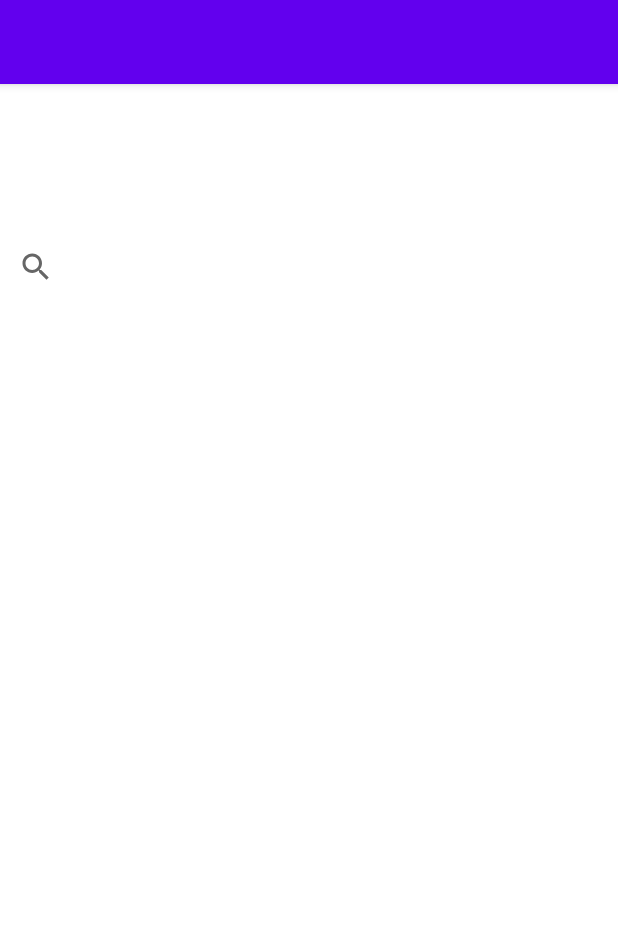
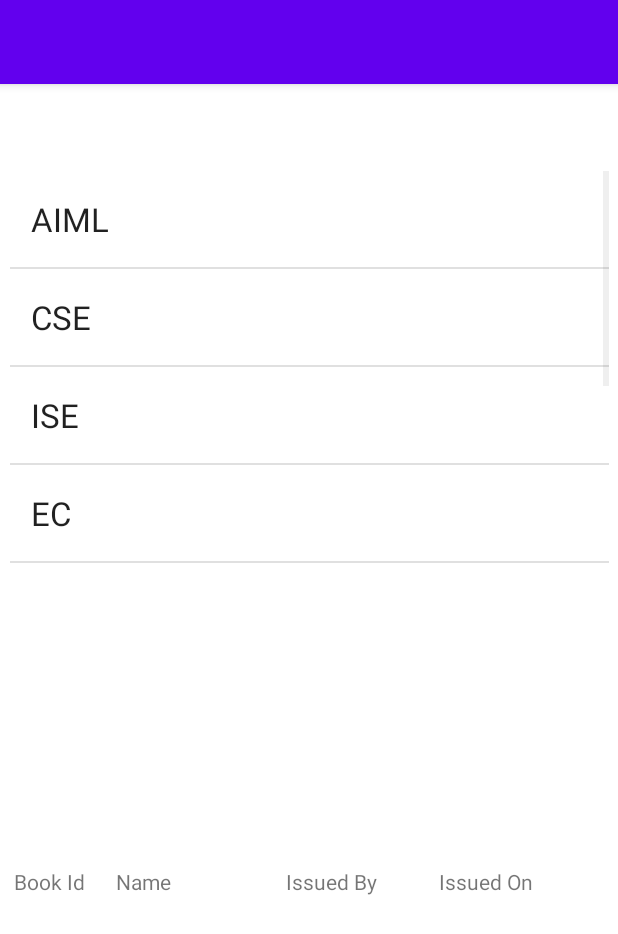
Before and after one commit to gayathrirajp/LibProject, an Android app: the FindBookActivity screen opened directly, with no data from a screen before it, on a phone screen of 412 x 824 dp. Shown: the top 934 px of the screen. Run offline under Robolectric (Android 15) with nearby library versions, the phone set to English and light mode, and no system bars.

Commit message:
All basic functionalites done

```diff
--- a/app/src/main/java/businesslayer/ConSql.java
+++ b/app/src/main/java/businesslayer/ConSql.java
@@ -11,7 +11,7 @@ public class ConSql {
     Connection con;
     @SuppressLint("NewApi")
     public Connection conClass(){
-        String ip="192.168.127.36",port="1433",db="librarymanagement",username="sa",password="a1236700";
+        String ip="192.168.1.100",port="1433",db="librarymanagement",username="sa",password="a1236700";
         StrictMode.ThreadPolicy a =new StrictMode.ThreadPolicy.Builder().permitAll().build();
         StrictMode.setThreadPolicy(a);
         String ConnectURL=null;
--- a/app/src/main/java/com/example/libraryproject/FindBookActivity.java
+++ b/app/src/main/java/com/example/libraryproject/FindBookActivity.java
@@ -2,15 +2,82 @@ package com.example.libraryproject;
 
 import androidx.appcompat.app.AppCompatActivity;
 
+import android.content.Context;
 import android.os.Bundle;
+import android.util.Log;
+import android.view.View;
+import android.widget.AdapterView;
+import android.widget.ArrayAdapter;
+import android.widget.ListView;
+import android.widget.TableLayout;
+import android.widget.TableRow;
+import android.widget.TextView;
+
+import java.sql.ResultSet;
+import java.sql.SQLException;
+import java.util.ArrayList;
+import java.util.Arrays;
+import java.util.LinkedList;
+
+import businesslayer.StudentLayer;
 
 public class FindBookActivity extends AppCompatActivity {
 
+    ListView listBranches;
+    ArrayAdapter<String> adp;
+    ArrayList<String> arr;
+    TableLayout tbl;
     @Override
     protected void onCreate(Bundle savedInstanceState) {
         super.onCreate(savedInstanceState);
         setContentView(R.layout.activity_find_book);
 
+        listBranches=findViewById(R.id.listBranches);
+        tbl= findViewById(R.id.tblBooks);
+
+        String str="AIML CSE ISE EC EEE MECH BT MCA";
+        arr= new ArrayList<String>(Arrays.asList(str.split(" ")));
+
+        adp=new ArrayAdapter<String>(FindBookActivity.this, android.R.layout.select_dialog_item, arr);
+        listBranches.setAdapter(adp);
+        listBranches.setOnItemClickListener(new AdapterView.OnItemClickListener() {
+            @Override
+            public void onItemClick(AdapterView<?> adapterView, View view, int i, long l) {
+                String info= ((TextView)view).getText().toString();
+                TextView txt= findViewById(R.id.txtView);
+                txt.setText(info);
+                getBooks(info);
+            }
+        });
 
     }
+
+    void getBooks(String branchId){
+        ResultSet s= StudentLayer.getBooksOfBranch(branchId);
+        if(s != null){
+            try {
+                while(s.next()){
+                    Log.i("someTag:  ", s.getString(2));
+                    TableRow tr= new TableRow(this);
+                    TextView bookName=new TextView(this);
+                    TextView Author=new TextView(this);
+                    TextView copiesAvailable=new TextView(this);
+                    /*TextView due=new TextView(this);TextView retTo=new TextView(this);
+                    TextView retOn=new TextView(this);*/
+                    bookName.setText(s.getString(1)); Author.setText(s.getString(2));
+                    copiesAvailable.setText(s.getString(3));
+                    /*due.setText(s.getString(5)); retTo.setText(s.getString(6));
+                    retOn.setText(s.getString(7));*/
+                    tr.addView(bookName); tr.addView(Author);
+                    tr.addView(copiesAvailable);
+                    /*tr.addView(due); tr.addView(retTo);
+                    tr.addView(retOn);*/
+                    tbl.addView(tr);
+                }
+
+            } catch (SQLException e) {
+                e.printStackTrace();
+            }
+        }
+    }
 }
--- a/app/src/main/res/layout/activity_find_book.xml
+++ b/app/src/main/res/layout/activity_find_book.xml
@@ -6,39 +6,81 @@
     android:layout_height="match_parent"
     tools:context=".FindBookActivity">
 
-    <TableLayout
-        android:id="@+id/tableLayout"
-        android:layout_width="401dp"
-        android:layout_height="204dp"
+    <ListView
+        android:id="@+id/listBranches"
+        android:layout_width="399dp"
+        android:layout_height="273dp"
         app:layout_constraintBottom_toBottomOf="parent"
         app:layout_constraintEnd_toEndOf="parent"
         app:layout_constraintStart_toStartOf="parent"
-        app:layout_constraintTop_toTopOf="parent">
+        app:layout_constraintTop_toTopOf="parent"
+        app:layout_constraintVertical_bias="0.117" />
+
+    <TextView
+        android:id="@+id/txtView"
+        android:layout_width="187dp"
+        android:layout_height="68dp"
+        app:layout_constraintBottom_toBottomOf="parent"
+        app:layout_constraintEnd_toEndOf="parent"
+        app:layout_constraintStart_toStartOf="parent"
+        app:layout_constraintTop_toTopOf="parent"
+        app:layout_constraintVertical_bias="0.549" />
+
+    <TableLayout
+        android:id="@+id/tblBooks"
+        android:layout_width="393dp"
+        android:layout_height="176dp"
+        android:stretchColumns="1"
+        app:layout_constraintBottom_toBottomOf="parent"
+        app:layout_constraintEnd_toEndOf="parent"
+        app:layout_constraintStart_toStartOf="parent"
+        app:layout_constraintTop_toTopOf="parent"
+        app:layout_constraintVertical_bias="0.882">
 
         <TableRow
             android:layout_width="match_parent"
-            android:layout_height="match_parent" />
+            android:layout_height="match_parent">
 
-        <TableRow
-            android:layout_width="match_parent"
-            android:layout_height="match_parent" />
+            <TextView
+                android:id="@+id/txtBookId"
+                android:layout_width="68dp"
+                android:layout_height="match_parent"
+                android:text="Book Id" />
 
-        <TableRow
-            android:layout_width="match_parent"
-            android:layout_height="match_parent" />
+            <TextView
+                android:id="@+id/txtBookName"
+                android:layout_width="113dp"
+                android:layout_height="match_parent"
+                android:text="Name" />
 
-        <TableRow
-            android:layout_width="match_parent"
-            android:layout_height="match_parent" />
+            <TextView
+                android:id="@+id/txtIssuedBy"
+                android:layout_width="102dp"
+                android:layout_height="wrap_content"
+                android:text="Issued By" />
+
+            <TextView
+                android:id="@+id/txtIssuedOn"
+                android:layout_width="135dp"
+                android:layout_height="match_parent"
+                android:layout_gravity="left"
+                android:text="Issued On" />
+            <!--<TextView
+                android:id="@+id/txtDueDate"
+                android:layout_width="wrap_content"
+                android:layout_height="wrap_content"
+                android:text="Due Date" />
+            <TextView
+                android:id="@+id/txtReturnedTo"
+                android:layout_width="wrap_content"
+                android:layout_height="wrap_content"
+                android:text="Returned To" />
+            <TextView
+                android:id="@+id/txtReturnedOn"
+                android:layout_width="wrap_content"
+                android:layout_height="wrap_content"
+                android:text="Returned On" />-->
+
+        </TableRow>
     </TableLayout>
-
-    <SearchView
-        android:layout_width="411dp"
-        android:layout_height="68dp"
-        app:layout_constraintBottom_toBottomOf="parent"
-        app:layout_constraintEnd_toEndOf="parent"
-        app:layout_constraintHorizontal_bias="0.0"
-        app:layout_constraintStart_toStartOf="parent"
-        app:layout_constraintTop_toTopOf="parent"
-        app:layout_constraintVertical_bias="0.126" />
 </androidx.constraintlayout.widget.ConstraintLayout>
```
Also changed, not shown: app/src/main/java/businesslayer/StudentLayer.java (+19 -0 lines), app/src/main/java/com/example/libraryproject/HistoryActivity.java (+9 -7 lines), app/src/main/java/com/example/libraryproject/StudentProfileActivity.java (+26 -3 lines), app/src/main/res/layout/activity_history.xml (+14 -10 lines), app/src/main/res/layout/activity_student_profile.xml (+22 -9 lines), 1 other file.
